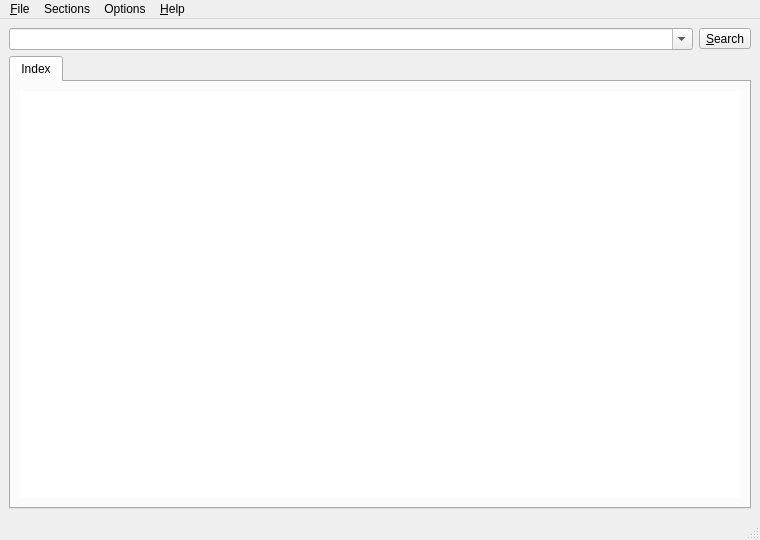
QtPlay/coastal-qt, file manpager/main.ui: the form before one commit.
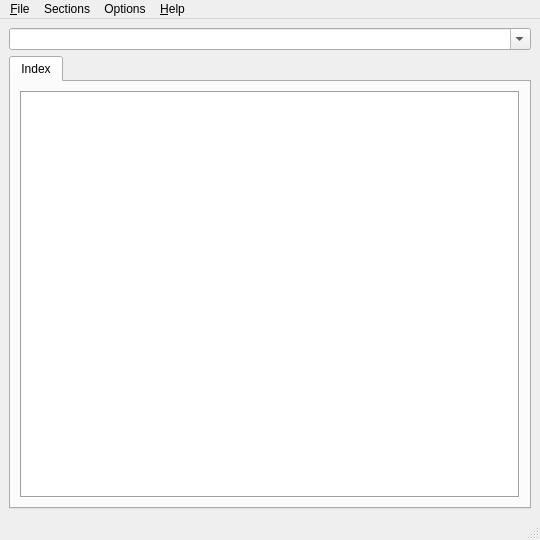
The form after the commit.

Commit message: Shrink and refine manpager gui

What changed in the file:
```diff
--- a/manpager/main.ui
+++ b/manpager/main.ui
@@ -23,7 +23,7 @@
    <rect>
     <x>0</x>
     <y>0</y>
-    <width>760</width>
+    <width>540</width>
     <height>540</height>
    </rect>
   </property>
@@ -49,25 +49,6 @@
           </property>
          </widget>
         </item>
-        <item>
-         <widget class="QToolButton" name="searchButton">
-          <property name="sizePolicy">
-           <sizepolicy hsizetype="Preferred" vsizetype="Fixed">
-            <horstretch>0</horstretch>
-            <verstretch>0</verstretch>
-           </sizepolicy>
-          </property>
-          <property name="text">
-           <string>&amp;Search</string>
-          </property>
-          <property name="toolButtonStyle">
-           <enum>Qt::ToolButtonIconOnly</enum>
-          </property>
-          <property name="arrowType">
-           <enum>Qt::NoArrow</enum>
-          </property>
-         </widget>
-        </item>
        </layout>
       </item>
       <item>
@@ -83,7 +64,7 @@
           <item row="0" column="0">
            <widget class="QTableView" name="indexView">
             <property name="frameShape">
-             <enum>QFrame::NoFrame</enum>
+             <enum>QFrame::Box</enum>
             </property>
             <property name="dragDropOverwriteMode">
              <bool>false</bool>
```
The commit also changes 1 other file.
